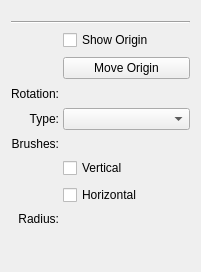
This is plugins/tools/basictools/wdgmultihandtool.ui in KDE/krita as Qt 5 draws it before an edit. The edited form follows.
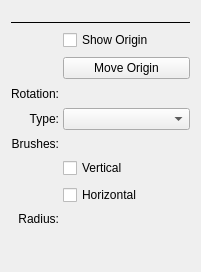
This is the edited form. Custom widgets are drawn as their Qt base class.

Commit message: make a horizontal rule plain so they are consistent. My Ubuntu box does not show much of a difference, so it might need to be tweaked later

What changed in the file:
```diff
--- a/plugins/tools/basictools/wdgmultihandtool.ui
+++ b/plugins/tools/basictools/wdgmultihandtool.ui
@@ -23,6 +23,9 @@
    </item>
    <item>
     <widget class="Line" name="line">
+     <property name="frameShadow">
+      <enum>QFrame::Plain</enum>
+     </property>
      <property name="orientation">
       <enum>Qt::Horizontal</enum>
      </property>
```
